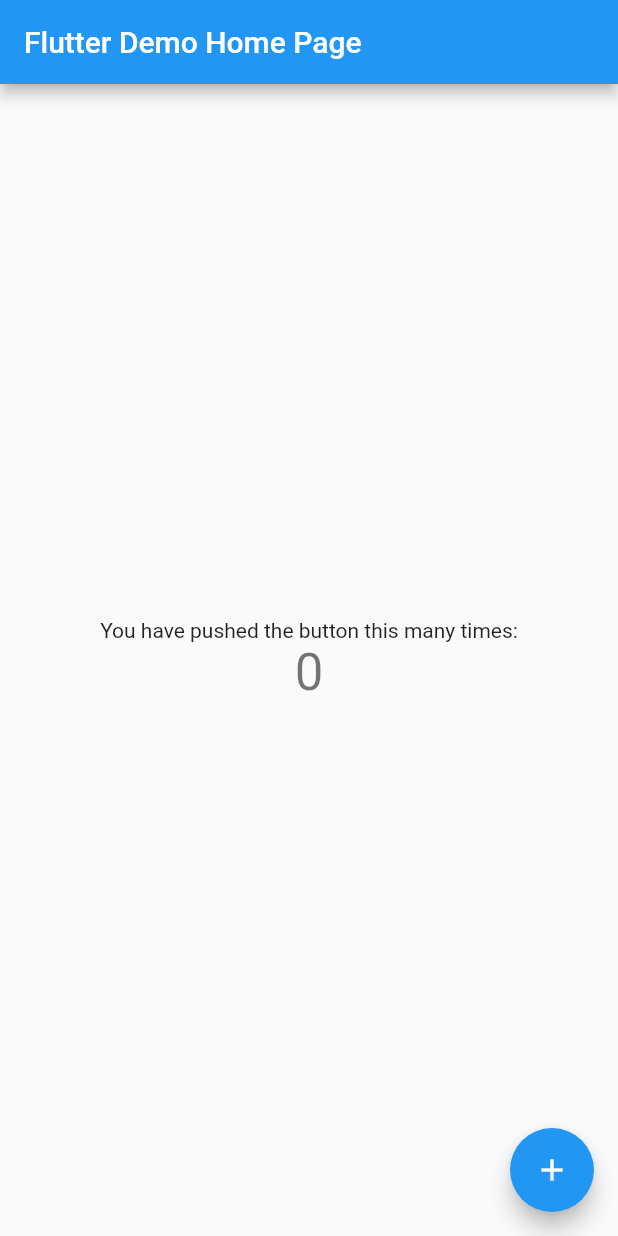
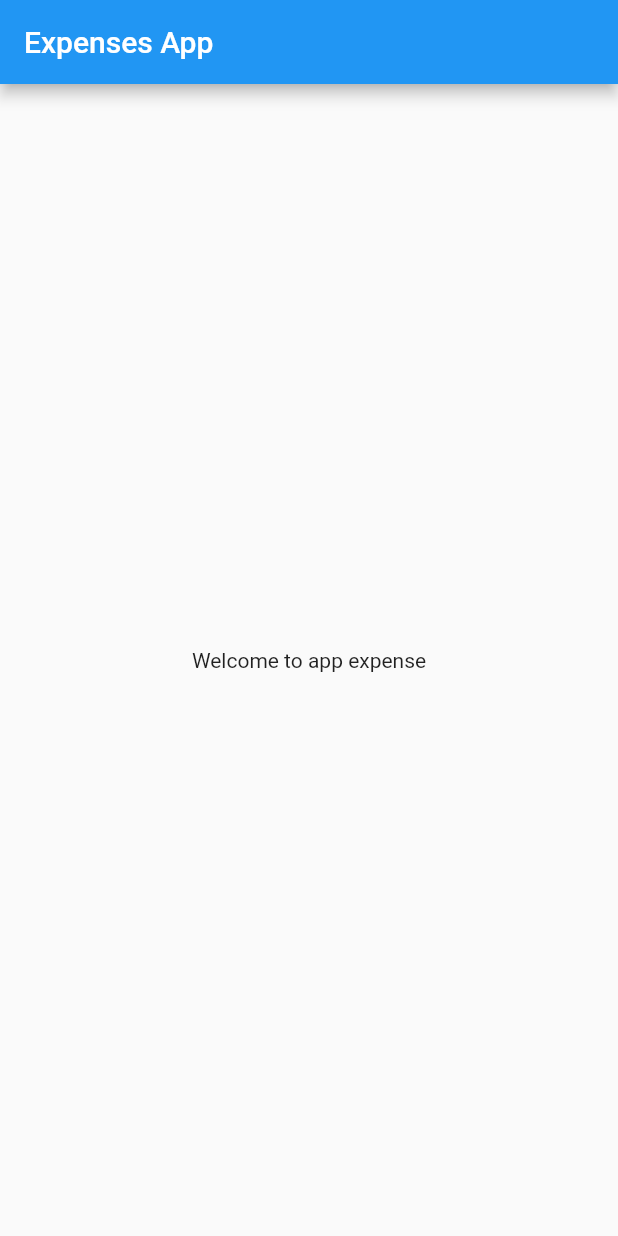
Before and after one commit to jirois/expenseapp, a Flutter app: the screen it shows after launch, on a phone screen of 412 x 824 dp. Run offline on Flutter 3.47's test engine with Material 2 defaults, Android fonts, the phone set to English and light mode, and no system bars.

Commit message:
fix: setup app

```diff
--- a/lib/main.dart
+++ b/lib/main.dart
@@ -10,106 +10,22 @@ class MyApp extends StatelessWidget {
   // This widget is the root of your application.
   @override
   Widget build(BuildContext context) {
-    return MaterialApp(
-      title: 'Flutter Demo',
-      theme: ThemeData(
-        // This is the theme of your application.
-        //
-        // Try running your application with "flutter run". You'll see the
-        // application has a blue toolbar. Then, without quitting the app, try
-        // changing the primarySwatch below to Colors.green and then invoke
-        // "hot reload" (press "r" in the console where you ran "flutter run",
-        // or simply save your changes to "hot reload" in a Flutter IDE).
-        // Notice that the counter didn't reset back to zero; the application
-        // is not restarted.
-        primarySwatch: Colors.blue,
+    return MaterialApp(title: 'Expense App', home: MyAppHome());
+  }
+}
+
+class MyAppHome extends StatelessWidget {
+  const MyAppHome({super.key});
+
+  @override
+  Widget build(BuildContext context) {
+    return Scaffold(
+      appBar: AppBar(
+        title: const Text('Expenses App'),
       ),
-      home: const MyHomePage(title: 'Flutter Demo Home Page'),
+      body: const Center(
+        child: Text('Welcome to app expense'),
+      ),
     );
   }
 }
-
-class MyHomePage extends StatefulWidget {
-  const MyHomePage({super.key, required this.title});
-
-  // This widget is the home page of your application. It is stateful, meaning
-  // that it has a State object (defined below) that contains fields that affect
-  // how it looks.
-
-  // This class is the configuration for the state. It holds the values (in this
-  // case the title) provided by the parent (in this case the App widget) and
-  // used by the build method of the State. Fields in a Widget subclass are
-  // always marked "final".
-
-  final String title;
-
-  @override
-  State<MyHomePage> createState() => _MyHomePageState();
-}
-
-class _MyHomePageState extends State<MyHomePage> {
-  int _counter = 0;
-
-  void _incrementCounter() {
-    setState(() {
-      // This call to setState tells the Flutter framework that something has
-      // changed in this State, which causes it to rerun the build method below
-      // so that the display can reflect the updated values. If we changed
-      // _counter without calling setState(), then the build method would not be
-      // called again, and so nothing would appear to happen.
-      _counter++;
-    });
-  }
-
-  @override
-  Widget build(BuildContext context) {
-    // This method is rerun every time setState is called, for instance as done
-    // by the _incrementCounter method above.
-    //
-    // The Flutter framework has been optimized to make rerunning build methods
-    // fast, so that you can just rebuild anything that needs updating rather
-    // than having to individually change instances of widgets.
-    return Scaffold(
-      appBar: AppBar(
-        // Here we take the value from the MyHomePage object that was created by
-        // the App.build method, and use it to set our appbar title.
-        title: Text(widget.title),
-      ),
-      body: Center(
-        // Center is a layout widget. It takes a single child and positions it
-        // in the middle of the parent.
-        child: Column(
-          // Column is also a layout widget. It takes a list of children and
-          // arranges them vertically. By default, it sizes itself to fit its
-          // children horizontally, and tries to be as tall as its parent.
-          //
-          // Invoke "debug painting" (press "p" in the console, choose the
-          // "Toggle Debug Paint" action from the Flutter Inspector in Android
-          // Studio, or the "Toggle Debug Paint" command in Visual Studio Code)
-          // to see the wireframe for each widget.
-          //
-          // Column has various properties to control how it sizes itself and
-          // how it positions its children. Here we use mainAxisAlignment to
-          // center the children vertically; the main axis here is the vertical
-          // axis because Columns are vertical (the cross axis would be
-          // horizontal).
-          mainAxisAlignment: MainAxisAlignment.center,
-          children: <Widget>[
-            const Text(
-              'You have pushed the button this many times:',
-            ),
-            Text(
-              '$_counter',
-              style: Theme.of(context).textTheme.headline4,
-            ),
-          ],
-        ),
-      ),
-      floatingActionButton: FloatingActionButton(
-        onPressed: _incrementCounter,
-        tooltip: 'Increment',
-        child: const Icon(Icons.add),
-      ), // This trailing comma makes auto-formatting nicer for build methods.
-    );
-  }
-}
```
